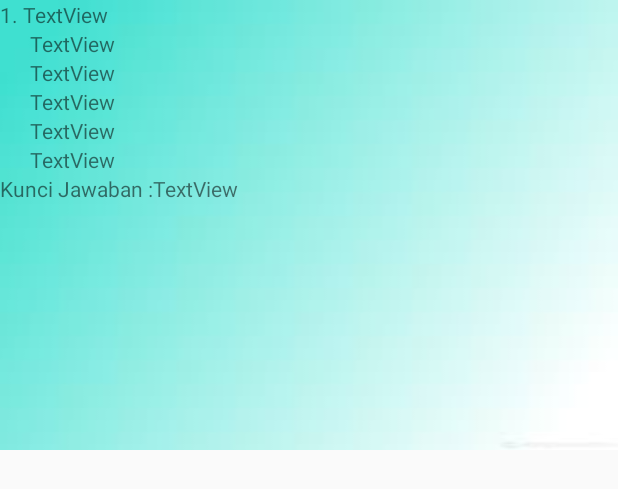
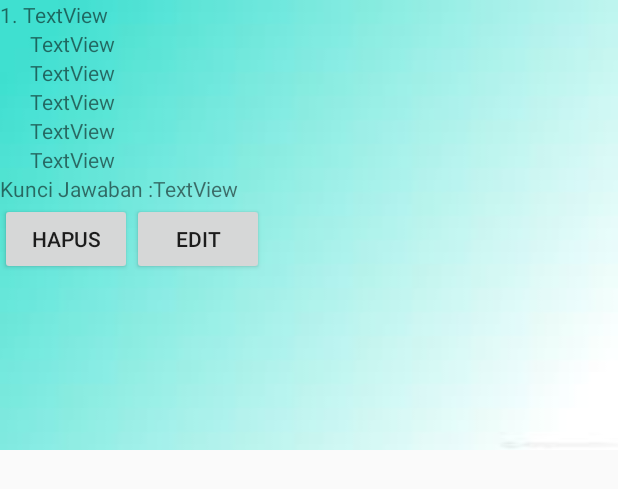
Before and after one commit to MalangDeveloper/QuisTime, an Android app: the layout listsoal.xml on its own in the app's theme, with its tools: preview values and no code run, on a phone screen of 412 x 824 dp. Shown: the top 489 px of the screen. Run offline under Robolectric (Android 15) with nearby library versions, the phone set to English and light mode, and no system bars.

Commit message:
Hapus dan edit soal untuk Soal dosen

```diff
--- a/app/src/main/res/layout/listsoal.xml
+++ b/app/src/main/res/layout/listsoal.xml
@@ -74,5 +74,22 @@
             android:layout_height="wrap_content"
             android:text="TextView" />
     </LinearLayout>
+    <LinearLayout
+        android:layout_width="match_parent"
+        android:layout_height="match_parent"
+        android:orientation="horizontal">
+        <Button
+            android:id="@+id/btnHapus"
+            android:layout_width="wrap_content"
+            android:layout_height="wrap_content"
+            android:text="Hapus" />
+
+        <Button
+            android:id="@+id/btnEdit"
+            android:layout_width="wrap_content"
+            android:layout_height="wrap_content"
+            android:text="EDIT" />
+    </LinearLayout>
+
 
 </LinearLayout>
```
Also changed, not shown: app/src/main/java/com/example/quistime/Adapter/SoalDosenAdapter.java (+74 -1 lines), app/src/main/java/com/example/quistime/Menu/SoalActivity.java (+41 -1 lines).
